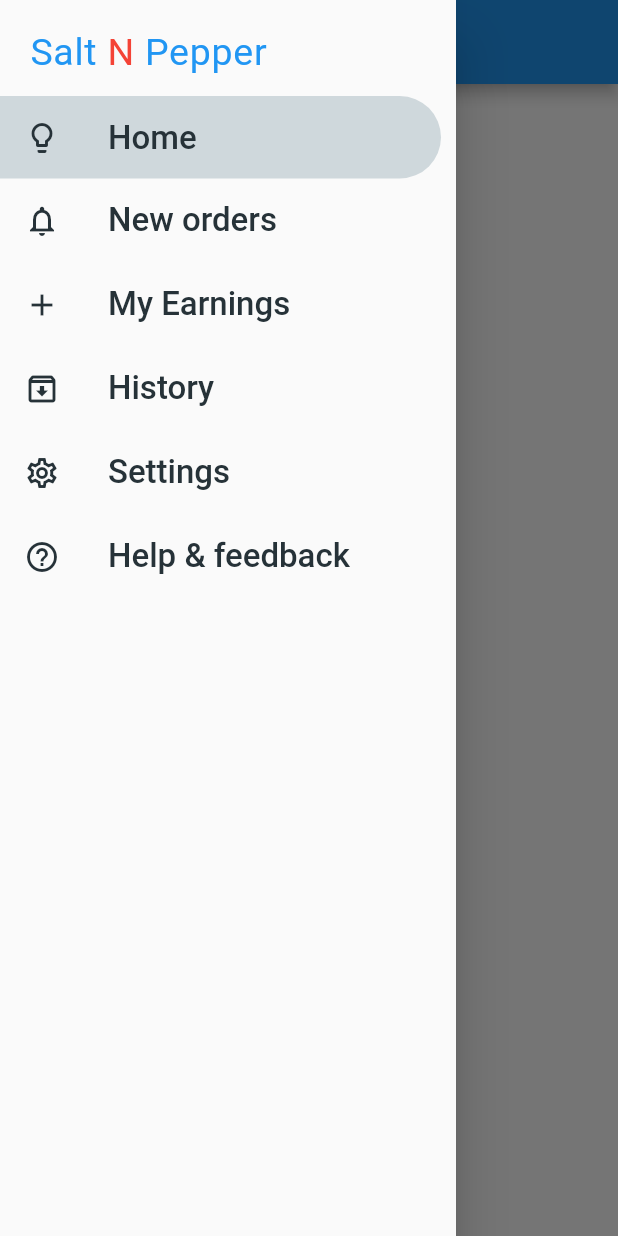
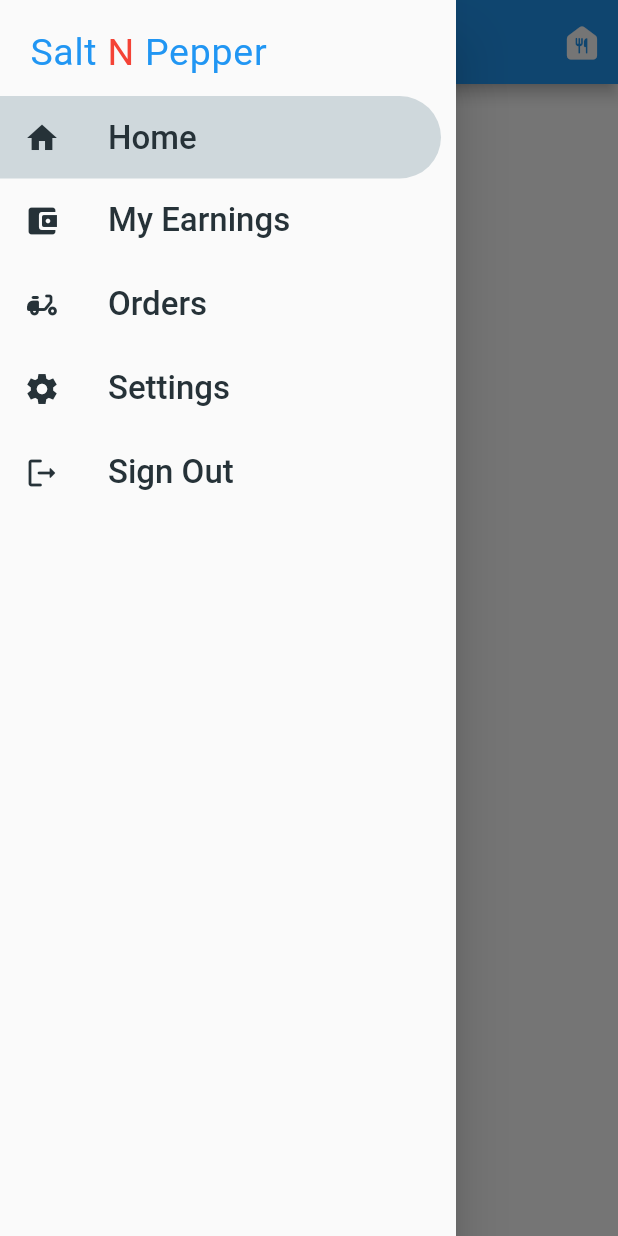
Before and after one commit to Shebin-PR/Seller_App, a Flutter app: the HomeScreen screen opened directly, with the side drawer open, on a phone screen of 412 x 824 dp. Run offline on Flutter 3.47's test engine with Material 2 defaults, Android fonts, the light colour scheme and no system bars; our stand-ins replace cloud_firestore, firebase_auth, firebase_core, geocoding, geolocator, get and 3 more; accounts and stored records are empty.

Commit message:
adding_ui

```diff
--- a/lib/Controller/controller.dart
+++ b/lib/Controller/controller.dart
@@ -13,6 +13,6 @@ class Controller extends GetxController {
   checkLoginOrNot() async {
     SharedPreferences prefs = await SharedPreferences.getInstance();
     userIsAlreadyLogin = prefs.getBool("login");
-    // update();
+    update();
   }
 }
--- a/lib/Controller/Authentication/loginpage.dart
+++ b/lib/Model/Authentication/loginpage.dart
@@ -1,8 +1,8 @@
 import 'package:firebase_auth/firebase_auth.dart';
 import 'package:flutter/material.dart';
 import 'package:get/get.dart';
-import 'package:salt_n_pepper_seller/Controller/Authentication/verification.dart';
 import 'package:salt_n_pepper_seller/Controller/controller.dart';
+import 'package:salt_n_pepper_seller/Model/Authentication/verification.dart';
 
 // ignore: must_be_immutable
 class LoginPage extends StatelessWidget {
--- a/lib/Controller/Authentication/verification.dart
+++ b/lib/Model/Authentication/verification.dart
@@ -2,9 +2,9 @@ import 'package:firebase_auth/firebase_auth.dart';
 import 'package:flutter/material.dart';
 import 'package:get/get.dart';
 import 'package:pin_input_text_field/pin_input_text_field.dart';
-import 'package:salt_n_pepper_seller/Controller/Authentication/register.dart';
 
 import 'package:salt_n_pepper_seller/Controller/controller.dart';
+import 'package:salt_n_pepper_seller/Model/Authentication/register.dart';
 import 'package:shared_preferences/shared_preferences.dart';
 
 // ignore: must_be_immutable
--- a/lib/View/Widgets/drawer.dart
+++ b/lib/View/Widgets/drawer.dart
@@ -63,7 +63,7 @@ class _DrawerWidgetState extends State<DrawerWidget> {
                       );
                     },
                     leading: Icon(
-                      Icons.lightbulb_outline,
+                      Icons.home,
                       color: Colors.blueGrey[900],
                     ),
                     title: Text(
@@ -78,21 +78,7 @@ class _DrawerWidgetState extends State<DrawerWidget> {
                 ListTile(
                   onTap: () {},
                   leading: Icon(
-                    Icons.notifications_none_outlined,
-                    color: Colors.blueGrey[900],
-                  ),
-                  title: Text(
-                    "New orders",
-                    style: TextStyle(
-                      fontSize: 22,
-                      color: Colors.blueGrey[900],
-                    ),
-                  ),
-                ),
-                ListTile(
-                  onTap: () {},
-                  leading: Icon(
-                    Icons.add,
+                    Icons.account_balance_wallet_rounded,
                     color: Colors.blueGrey[900],
                   ),
                   title: Text(
@@ -106,11 +92,11 @@ class _DrawerWidgetState extends State<DrawerWidget> {
                 ListTile(
                   onTap: () {},
                   leading: Icon(
-                    Icons.archive_outlined,
+                    Icons.delivery_dining_rounded,
                     color: Colors.blueGrey[900],
                   ),
                   title: Text(
-                    "History",
+                    "Orders",
                     style: TextStyle(
                       fontSize: 22,
                       color: Colors.blueGrey[900],
@@ -120,7 +106,7 @@ class _DrawerWidgetState extends State<DrawerWidget> {
                 ListTile(
                   onTap: () {},
                   leading: Icon(
-                    Icons.settings_outlined,
+                    Icons.settings_sharp,
                     color: Colors.blueGrey[900],
                   ),
                   title: Text(
@@ -134,11 +120,11 @@ class _DrawerWidgetState extends State<DrawerWidget> {
                 ListTile(
                   onTap: () {},
                   leading: Icon(
-                    Icons.help_outline_outlined,
+                    Icons.logout_rounded,
                     color: Colors.blueGrey[900],
                   ),
                   title: Text(
-                    "Help & feedback",
+                    "Sign Out",
                     style: TextStyle(
                       fontSize: 22,
                       color: Colors.blueGrey[900],
--- a/lib/View/Widgets/error_dialog.dart
+++ b/lib/View/Widgets/error_dialog.dart
@@ -9,7 +9,9 @@ class ErrorDialogWidget extends StatelessWidget {
     return AlertDialog(
       content: Text(
         message!,
-        style: const TextStyle(fontSize: 18, fontWeight: FontWeight.bold),
+        style: const TextStyle(
+          fontSize: 18,
+        ),
       ),
       actions: [
         ElevatedButton(
--- a/lib/View/home.dart
+++ b/lib/View/home.dart
@@ -1,4 +1,5 @@
 import 'package:flutter/material.dart';
+import 'package:salt_n_pepper_seller/Model/Authentication/addmenuscreen.dart';
 import 'package:salt_n_pepper_seller/View/Widgets/drawer.dart';
 
 class HomeScreen extends StatefulWidget {
@@ -18,6 +19,22 @@ class _HomeScreenState extends State<HomeScreen> {
         appBar: AppBar(
           title: const Text("HomePage"),
           centerTitle: true,
+          actions: [
+            IconButton(
+              onPressed: () {
+                Navigator.push(
+                  context,
+                  MaterialPageRoute(
+                    builder: (ctx) => const AddMenuScreen(),
+                  ),
+                );
+              },
+              icon: const Icon(
+                Icons.food_bank_rounded,
+                size: 30,
+              ),
+            )
+          ],
         ),
         body: Center(
           child: Column(),
--- a/lib/main.dart
+++ b/lib/main.dart
@@ -1,10 +1,8 @@
 import 'package:firebase_core/firebase_core.dart';
 import 'package:flutter/material.dart';
 import 'package:get/get.dart';
-import 'package:salt_n_pepper_seller/Controller/Authentication/loginpage.dart';
-
 import 'package:salt_n_pepper_seller/Controller/controller.dart';
-
+import 'package:salt_n_pepper_seller/Model/Authentication/loginpage.dart';
 import 'package:salt_n_pepper_seller/View/home.dart';
 
 Future<void> main(List<String> args) async {
```
Also changed, not shown: lib/Model/Authentication/addmenuscreen.dart (added, +264 -0 lines), lib/Model/Authentication/register.dart (renamed from lib/Controller/Authentication/register.dart, +5 -7 lines).
